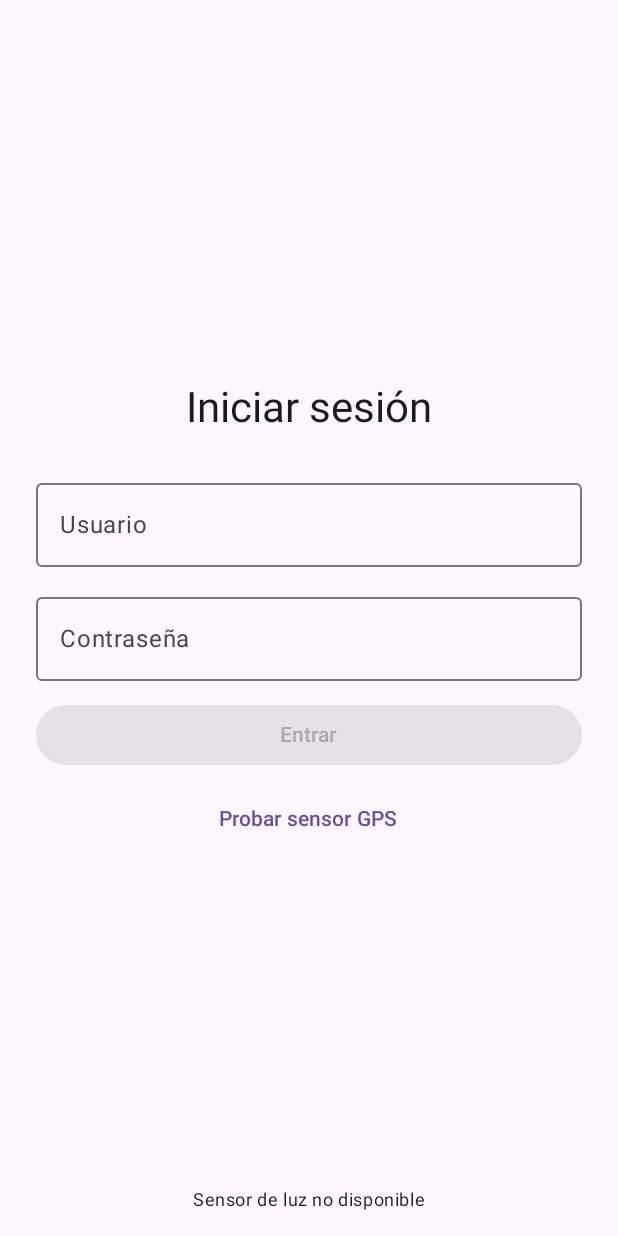
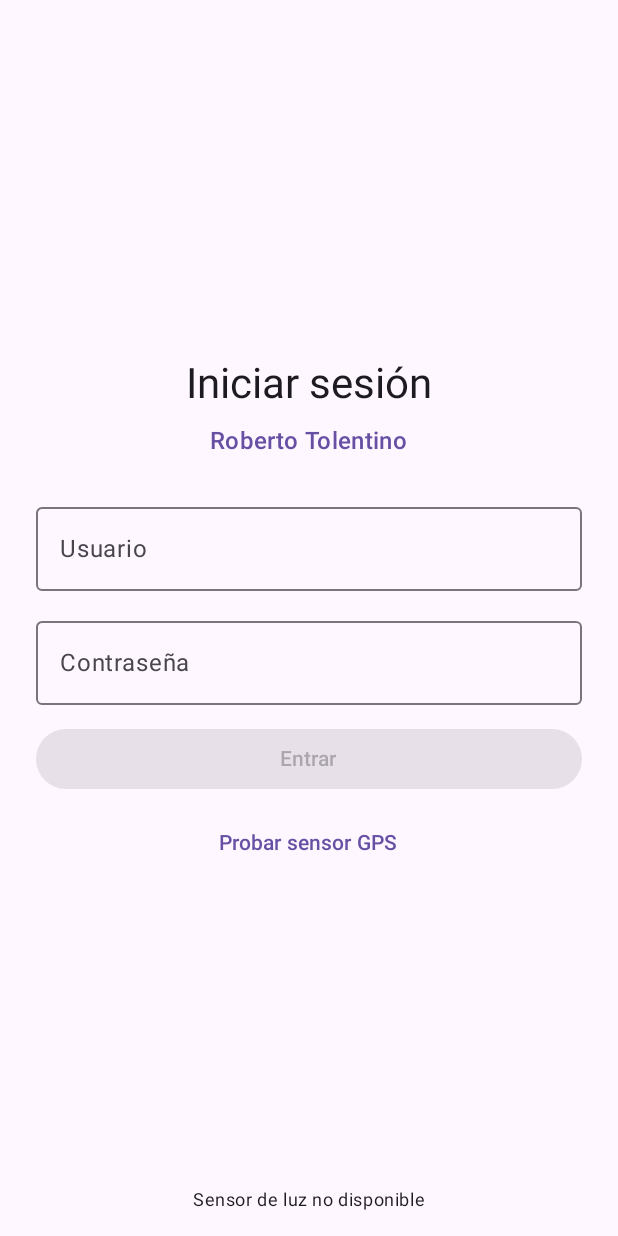
Before and after one commit to 2534734-Cio/LoginExamen, an Android app built with Jetpack Compose: the screen it shows after launch (MainActivity), on a phone screen of 412 x 824 dp. Run offline under Robolectric (Android 15) with nearby library versions, the phone set to English and light mode, and no system bars.

Commit message:
Agregar etiqueta con mi nombre en LoginScreen

```diff
--- a/Frontend/shared/src/commonMain/kotlin/com/example/login/ui/LoginScreen.kt
+++ b/Frontend/shared/src/commonMain/kotlin/com/example/login/ui/LoginScreen.kt
@@ -49,8 +49,13 @@ fun LoginScreen(
         horizontalAlignment = Alignment.CenterHorizontally
     ) {
         Text("Iniciar sesión", style = MaterialTheme.typography.headlineMedium)
+        Spacer(Modifier.height(8.dp))
+Text(
+   text = "Roberto Tolentino",
+    style =MaterialTheme.typography.titleMedium,
+    color = MaterialTheme.colorScheme.primary
+)
         Spacer(Modifier.height(24.dp))
-
         OutlinedTextField(
             value = usuario,
             onValueChange = { usuario = it },
```
